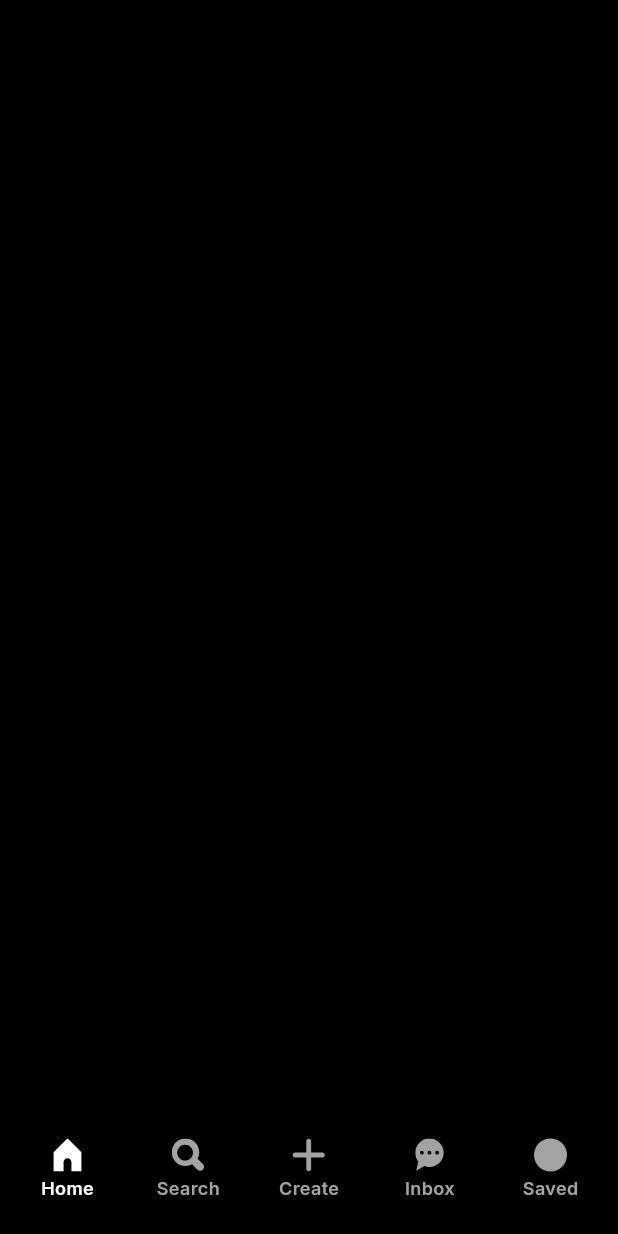
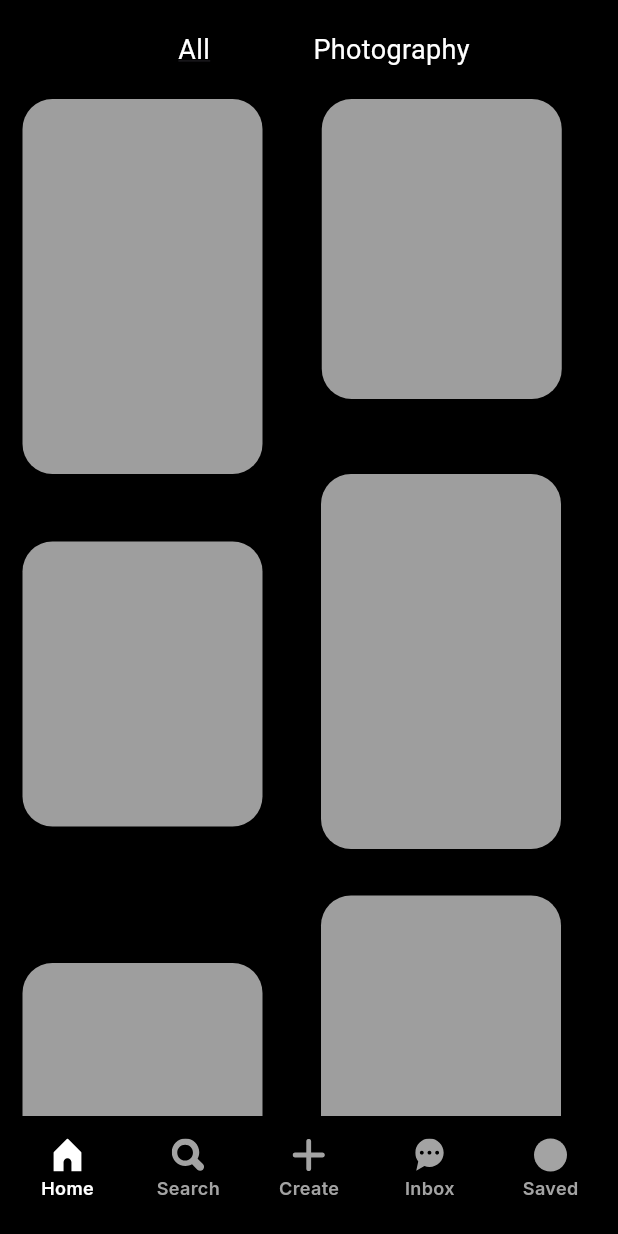
Before and after one commit to lyGrace2003/pinterest_clone, a Flutter app: the HomePage screen opened directly, on a phone screen of 412 x 824 dp. Run offline on Flutter 3.47's test engine with Material 3 defaults, Android fonts, the phone set to English and light mode, and no system bars; our stand-ins replace flutter_svg, google_fonts.

Commit message:
Refactor HomePage layout and styling
- Added NavigationBarWidget to the bottom of the HomePage
- Implemented a scrollable content area with rows of image boxes
- Adjusted spacing and styling for text and image containers to improve layout
- Ensured consistent styling across all image boxes for uniformity

```diff
--- a/lib/screens/main_screens/home_page.dart
+++ b/lib/screens/main_screens/home_page.dart
@@ -2,7 +2,7 @@ import 'package:flutter/material.dart';
 import '../../widgets/navigation_bar.dart';
 
 class HomePage extends StatelessWidget {
-  const HomePage({super.key});
+  const HomePage({Key? key});
 
   @override
   Widget build(BuildContext context) {
@@ -11,10 +11,201 @@ class HomePage extends StatelessWidget {
         backgroundColor: const Color(0xFF000000),
         body: Stack(
           children: [
-            NavigationBarWidget(selectedItem: 'home')
+            Positioned(
+              top: 0,
+              bottom: 0,
+              left: 0,
+              right: 0,
+              child: SingleChildScrollView(
+                physics: AlwaysScrollableScrollPhysics(),
+                child: Column(
+                  crossAxisAlignment: CrossAxisAlignment.center,
+                  children: [
+                    const SizedBox(height: 20),
+                    _buildTopRow(),
+                    const SizedBox(height: 5),
+                    _buildImageRow1(),
+                    _buildImageRow2(),
+                    const SizedBox(height: 1),
+                    _buildImageRow3(),
+                  ],
+                ),
+              ),
+            ),
+            const NavigationBarWidget(selectedItem: 'home'),
           ],
         ),
-      )
+      ),
+    );
+  }
+
+  Widget _buildTopRow() {
+    return Row(
+      mainAxisAlignment: MainAxisAlignment.spaceEvenly,
+      children: [
+        _buildAllText(),
+        _buildPhotographyText(),
+      ],
+    );
+  }
+
+  Widget _buildAllText() {
+    return Align(
+      alignment: Alignment.centerLeft,
+      child: Padding(
+        padding: const EdgeInsets.only(left: 50),
+        child: Text(
+          'All',
+          style: TextStyle(
+            color: Colors.white,
+            fontSize: 18,
+            decoration: TextDecoration.underline,
+          ),
+        ),
+      ),
+    );
+  }
+
+  Widget _buildPhotographyText() {
+    return Align(
+      alignment: Alignment.centerRight,
+      child: Padding(
+        padding: const EdgeInsets.only(right: 30),
+        child: Text(
+          'Photography',
+          style: TextStyle(
+            color: Colors.white,
+            fontSize: 18,
+          ),
+        ),
+      ),
+    );
+  }
+
+  Widget _buildImageRow1() {
+    return Row(
+      mainAxisAlignment: MainAxisAlignment.start,
+      children: [
+        _buildImageBox1(),
+        const SizedBox(width: 1),
+        Expanded(
+          child: Column(
+            children: [
+              _buildImageBox2(),
+              const SizedBox(
+                  height: 50), // Adjusted height to reduce separation
+            ],
+          ),
+        ),
+      ],
+    );
+  }
+
+  Widget _buildImageRow2() {
+    return Row(
+      mainAxisAlignment: MainAxisAlignment.start,
+      children: [
+        _buildImageBox3(),
+        Expanded(
+          child: Column(
+            children: [
+              _buildImageBox4(),
+              const SizedBox(
+                  height: 30), // Adjusted height to reduce separation
+            ],
+          ),
+        ),
+      ],
+    );
+  }
+
+  Widget _buildImageRow3() {
+    return Row(
+      mainAxisAlignment: MainAxisAlignment.start,
+      children: [
+        _buildImageBox5(),
+        Expanded(
+          child: Column(
+            children: [
+              _buildImageBox6(),
+              const SizedBox(
+                  height: 10), // Adjusted height to reduce separation
+            ],
+          ),
+        ),
+      ],
+    );
+  }
+
+  Widget _buildImageBox1() {
+    return Container(
+      width: 160,
+      height: 250,
+      margin: const EdgeInsets.only(left: 15, top: 15),
+      decoration: BoxDecoration(
+        color: Colors.grey,
+        borderRadius: BorderRadius.circular(20.0),
+      ),
+    );
+  }
+
+  Widget _buildImageBox2() {
+    return Container(
+      width: 160,
+      height: 200,
+      margin: const EdgeInsets.only(left: 1, top: 15),
+      decoration: BoxDecoration(
+        color: Colors.grey,
+        borderRadius: BorderRadius.circular(20.0),
+      ),
+    );
+  }
+
+  Widget _buildImageBox3() {
+    return Container(
+      width: 160,
+      height: 190,
+      margin: const EdgeInsets.only(left: 15),
+      decoration: BoxDecoration(
+        color: Colors.grey,
+        borderRadius: BorderRadius.circular(20.0),
+      ),
+    );
+  }
+
+  Widget _buildImageBox4() {
+    return Container(
+      width: 160,
+      height: 250,
+      margin: const EdgeInsets.only(left: 1),
+      decoration: BoxDecoration(
+        color: Colors.grey,
+        borderRadius: BorderRadius.circular(20.0),
+      ),
+    );
+  }
+
+  Widget _buildImageBox5() {
+    return Container(
+      width: 160,
+      height: 170,
+      margin: const EdgeInsets.only(left: 15),
+      decoration: BoxDecoration(
+        color: Colors.grey,
+        borderRadius: BorderRadius.circular(20.0),
+      ),
+    );
+  }
+
+  Widget _buildImageBox6() {
+    return Container(
+      width: 160,
+      height: 250,
+      margin: const EdgeInsets.only(left: 1),
+      decoration: BoxDecoration(
+        color: Colors.grey,
+        borderRadius: BorderRadius.circular(20.0),
+      ),
     );
   }
 }
```
